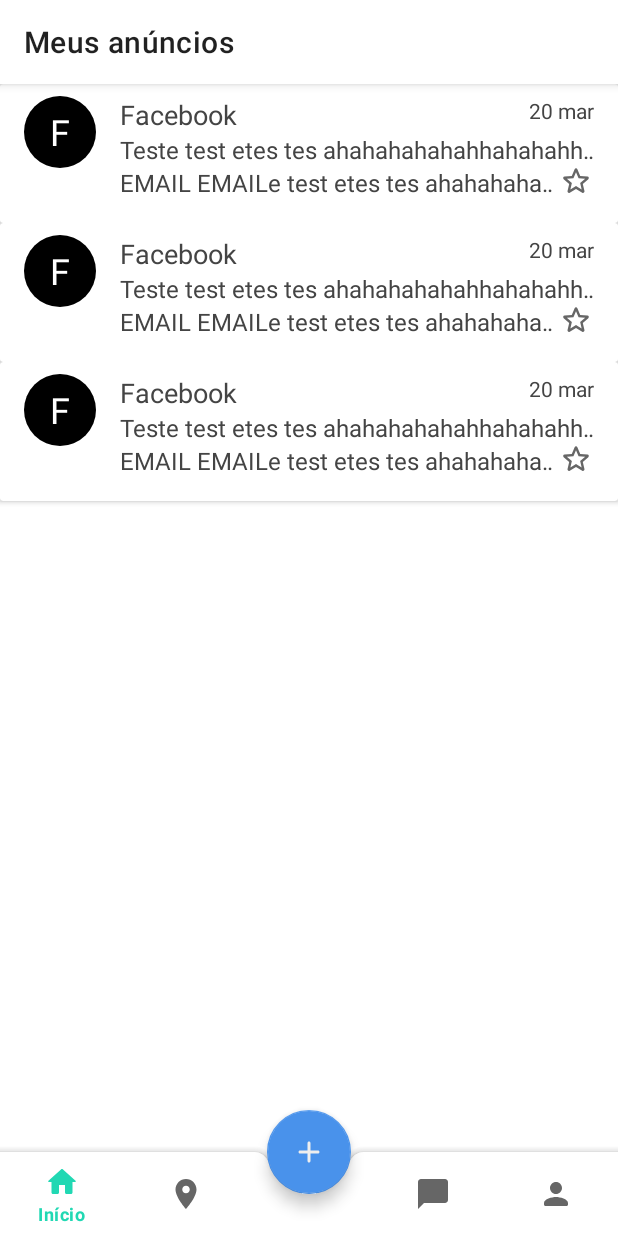
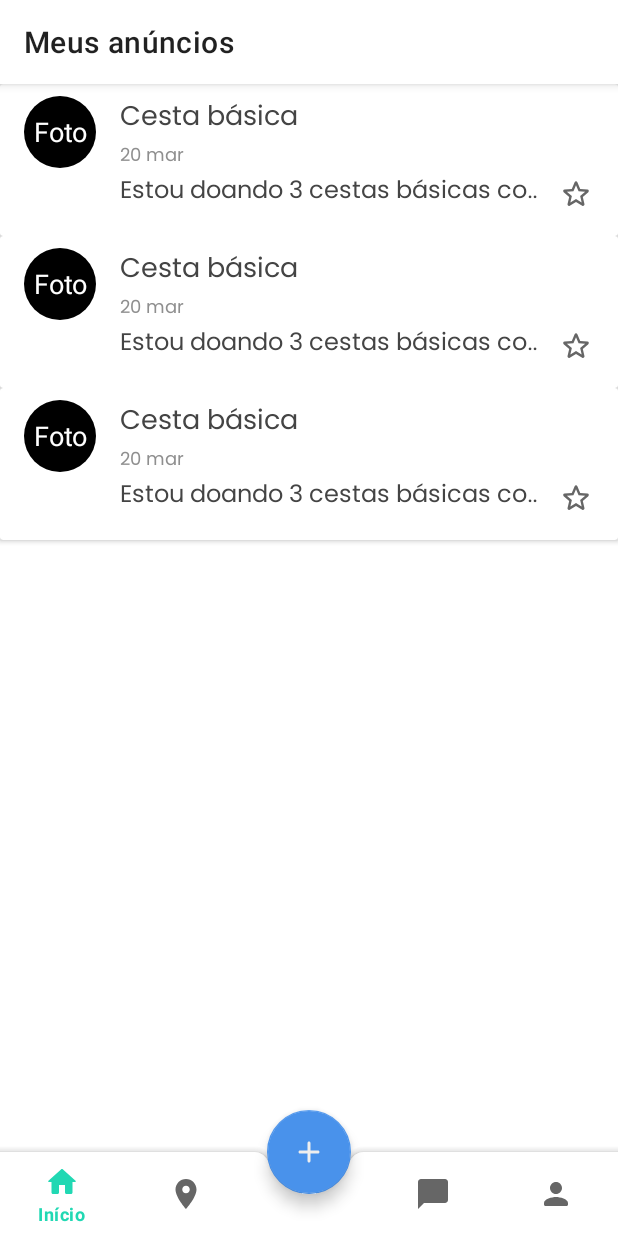
Before and after one commit to deborahohanne/MaisGentil, an Android app: the layout fragment_home_screen_donation.xml on its own in the app's theme, with its tools: preview values and no code run, on a phone screen of 412 x 824 dp. Run offline under Robolectric (Android 15) with nearby library versions, the phone set to English and light mode, and no system bars.

Commit message:
RecyclerVIew

```diff
--- a/app/src/main/res/layout/anuncios_list.xml
+++ b/app/src/main/res/layout/anuncios_list.xml
@@ -19,14 +19,14 @@
             android:id="@+id/tv_txt_icon"
             android:layout_width="48dp"
             android:layout_height="48dp"
-            android:textSize="24sp"
+            android:textSize="18sp"
             android:textColor="@color/white"
             android:background="@drawable/circle"
             android:gravity="center"
-            tools:text="F"/>
+            tools:text="Foto"/>
 
         <TextView
-            android:id="@+id/tv_txt_user"
+            android:id="@+id/tv_txt_title"
             android:layout_width="match_parent"
             android:layout_height="wrap_content"
             android:textSize="18sp"
@@ -34,20 +34,21 @@
             android:layout_marginStart="16dp"
             android:layout_toEndOf="@+id/tv_txt_icon"
             android:layout_alignTop="@+id/tv_txt_icon"
-            android:layout_toStartOf="@id/tv_txt_date"
-            tools:text="Facebook"/>
+            android:fontFamily="@font/poppinsregular"
+            tools:text="Cesta básica"/>
 
         <TextView
-            android:id="@+id/tv_txt_subject"
+            android:id="@+id/tv_txt_date"
+            android:textColor="@color/evenlighterGray"
             android:singleLine="true"
             android:ellipsize="marquee"
             android:layout_width="match_parent"
             android:layout_height="wrap_content"
-            android:textSize="16sp"
-            android:textColor="@color/darkerGray"
-            android:layout_below="@id/tv_txt_user"
-            android:layout_alignStart="@id/tv_txt_user"
-            tools:text="Teste test etes tes ahahahahahahhahahahhatest ets etste ets test etste"/>
+            android:textSize="12sp"
+            android:layout_below="@id/tv_txt_title"
+            android:layout_alignStart="@id/tv_txt_title"
+            android:fontFamily="@font/poppinsregular"
+            tools:text="20 mar"/>
 
         <TextView
             android:id="@+id/tv_txt_preview"
@@ -57,21 +58,11 @@
             android:layout_height="wrap_content"
             android:textSize="16sp"
             android:textColor="@color/darkerGray"
-            android:layout_below="@id/tv_txt_subject"
-            android:layout_alignStart="@id/tv_txt_user"
+            android:layout_below="@id/tv_txt_date"
+            android:layout_alignStart="@id/tv_txt_title"
             android:layout_marginEnd="24dp"
-            tools:text="EMAIL EMAILe test etes tes ahahahahahahhahahahhatest ets etste ets test etste"/>
-
-        <TextView
-            android:id="@+id/tv_txt_date"
-            android:textColor="@color/darkerGray"
-            android:singleLine="true"
-            android:ellipsize="marquee"
-            android:layout_width="wrap_content"
-            android:layout_height="wrap_content"
-            android:layout_alignParentTop="true"
-            android:layout_alignParentEnd="true"
-            tools:text="20 mar"/>
+            android:fontFamily="@font/poppinsregular"
+            tools:text="Estou doando 3 cestas básicas com alimentos não perecíveis, contendo: 3 arroz, 3 feijão."/>
 
         <ImageView
             android:id="@+id/iv_star_favorite"
--- a/app/src/main/res/values/colors.xml
+++ b/app/src/main/res/values/colors.xml
@@ -17,4 +17,6 @@
 
     <color name="underline">#D8D6D6</color>
     <color name="darkerGray">#FF444444</color>
+    <color name="lightGray">#404040</color>
+    <color name="evenlighterGray">#8F8F8F</color>
 </resources>
```
